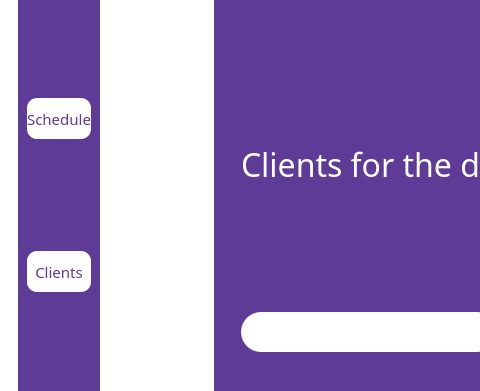
The window that qt/coachschedule.ui (e-zeks/softeng) describes before a commit, drawn with Qt 5; both pictures show x 0 to 480 and y 88 to 479 of the 963 by 683 pixel window.
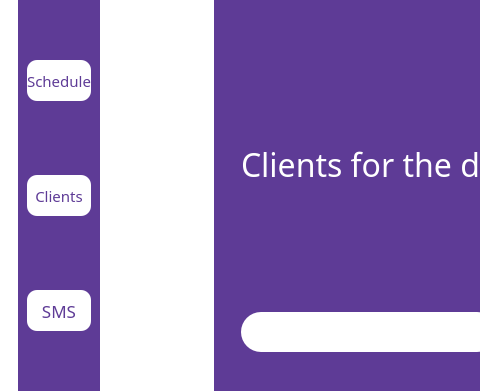
The same window after the commit. Icons and pictures are not drawn.

The edit to the form file:
```diff
--- a/qt/coachschedule.ui
+++ b/qt/coachschedule.ui
@@ -154,6 +154,39 @@
                </property>
               </widget>
              </item>
+             <item>
+              <widget class="QPushButton" name="sms">
+               <property name="sizePolicy">
+                <sizepolicy hsizetype="Fixed" vsizetype="Fixed">
+                 <horstretch>0</horstretch>
+                 <verstretch>0</verstretch>
+                </sizepolicy>
+               </property>
+               <property name="maximumSize">
+                <size>
+                 <width>121</width>
+                 <height>41</height>
+                </size>
+               </property>
+               <property name="font">
+                <font>
+                 <family>Arial Black</family>
+                 <pointsize>13</pointsize>
+                </font>
+               </property>
+               <property name="styleSheet">
+                <string notr="true">QPushButton
+{
+background-color:white ;
+color:#5e3b96;
+ border-radius:10px;
+}</string>
+               </property>
+               <property name="text">
+                <string>SMS</string>
+               </property>
+              </widget>
+             </item>
             </layout>
            </widget>
           </item>
```
Left out of the diff: 2 changed lines with no effect on the pictures.
